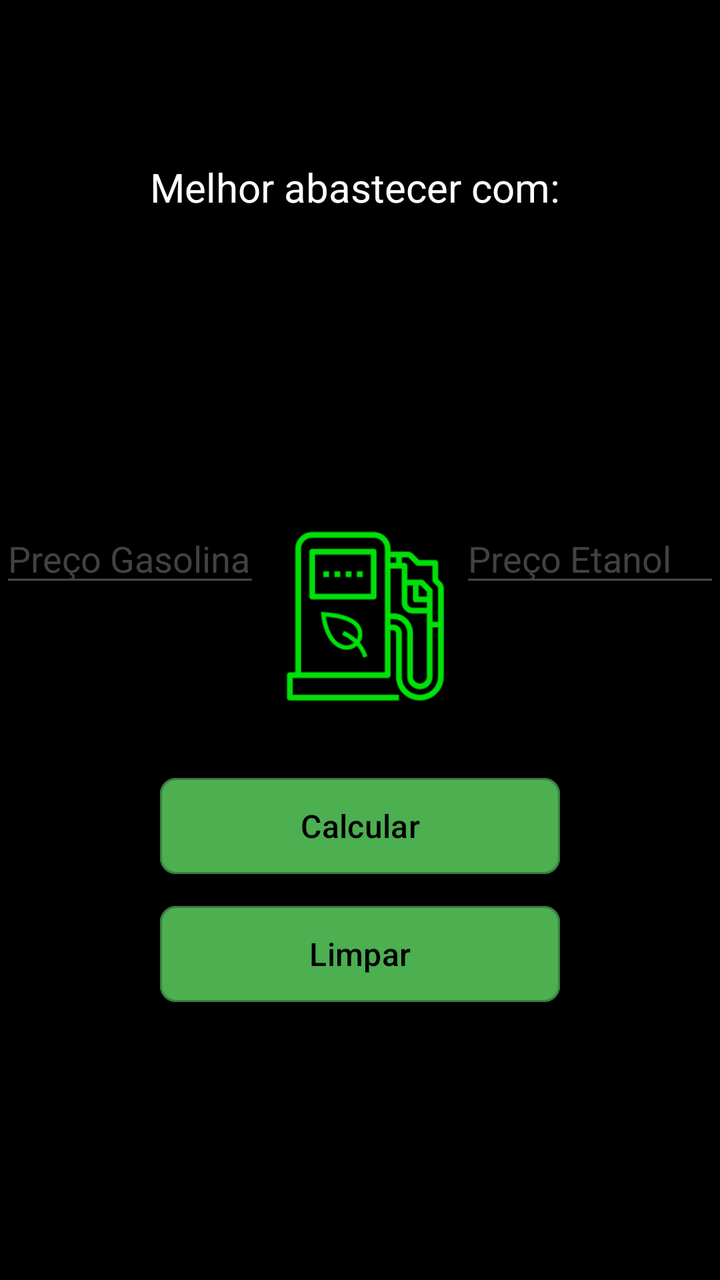
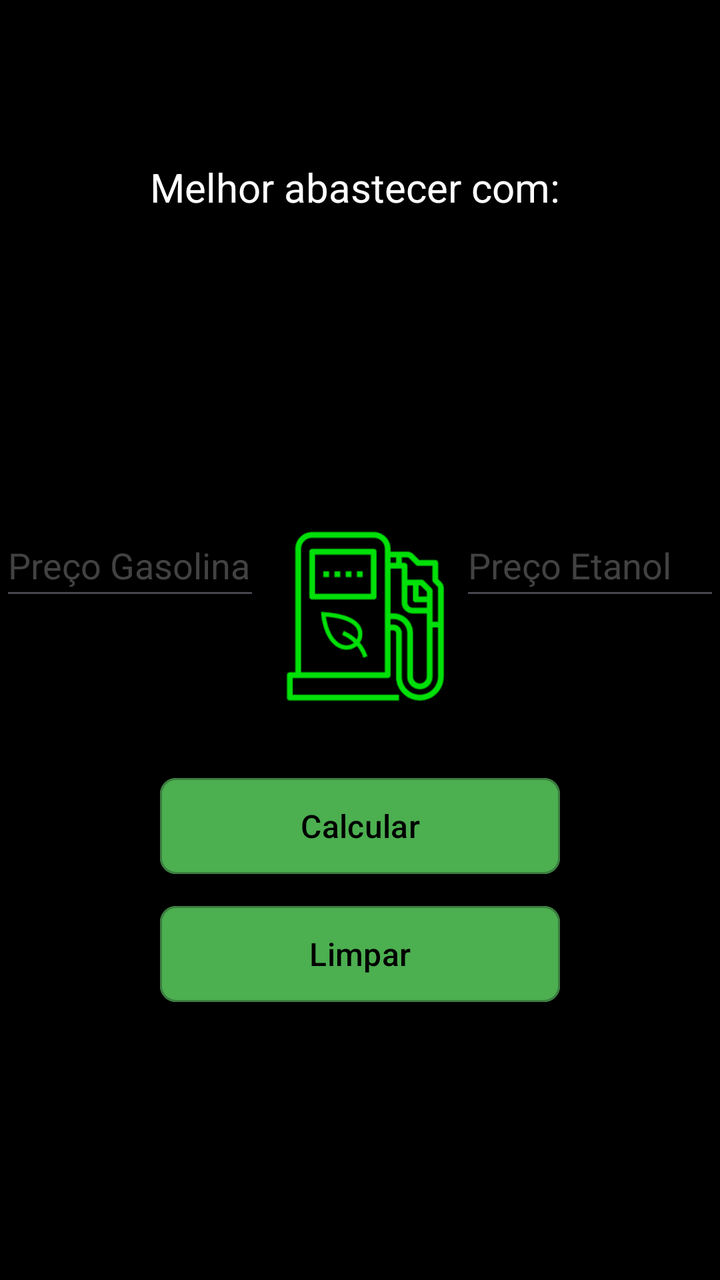

Before-and-after screenshots of an Android layout around one commit, followed by the original layout XML and the change that was made.
<!-- AndroidManifest.xml: application theme Theme.EtanolGasolina -->
<!-- res/layout/activity_main.xml -->
<?xml version="1.0" encoding="utf-8"?>
<androidx.constraintlayout.widget.ConstraintLayout xmlns:android="http://schemas.android.com/apk/res/android"
    xmlns:app="http://schemas.android.com/apk/res-auto"
    xmlns:tools="http://schemas.android.com/tools"
    android:id="@+id/main"
    android:layout_width="match_parent"
    android:layout_height="match_parent"
    android:background="@color/black"
    tools:context=".MainActivity">

    <TextView
        android:id="@+id/tvResultado"
        android:layout_width="wrap_content"
        android:layout_height="wrap_content"
        android:layout_marginTop="80dp"
        android:textColor="@color/white"
        android:textSize="20sp"
        android:text="Melhor abastecer com: "
        app:layout_constraintEnd_toEndOf="parent"
        app:layout_constraintStart_toStartOf="parent"
        app:layout_constraintTop_toTopOf="parent" />

    <EditText
        android:id="@+id/etGasolina"
        android:layout_width="130dp"
        android:layout_height="wrap_content"
        android:layout_marginTop="150dp"
        android:ems="10"
        android:hint="Preço Gasolina"
        android:textColor="@color/white"
        android:textColorHint="@color/cardview_dark_background"
        android:inputType="text"
        app:layout_constraintEnd_toStartOf="@+id/imageView"
        app:layout_constraintHorizontal_bias="0.5"
        app:layout_constraintStart_toStartOf="parent"
        app:layout_constraintTop_toBottomOf="@+id/tvResultado" />

    <EditText
        android:id="@+id/etEtanol"
        android:layout_width="130dp"
        android:layout_height="wrap_content"
        android:layout_marginTop="150dp"
        android:ems="10"
        android:hint="Preço Etanol"
        android:textColor="@color/white"
        android:textColorHint="@color/cardview_dark_background"
        android:inputType="text"
        app:layout_constraintEnd_toEndOf="parent"
        app:layout_constraintHorizontal_bias="0.5"
        app:layout_constraintStart_toEndOf="@+id/imageView"
        app:layout_constraintTop_toBottomOf="@+id/tvResultado" />

    <ImageView
        android:id="@+id/imageView"
        android:layout_width="100dp"
        android:layout_height="100dp"
        android:layout_marginTop="150dp"
        app:layout_constraintEnd_toStartOf="@+id/etEtanol"
        app:layout_constraintHorizontal_bias="0.5"
        app:layout_constraintStart_toEndOf="@+id/etGasolina"
        app:layout_constraintTop_toBottomOf="@+id/tvResultado"
        app:srcCompat="@drawable/appgasolinaetanol" />

    <Button
        android:id="@+id/btCalcular"
        android:layout_width="200dp"
        android:layout_height="wrap_content"
        android:layout_marginTop="32dp"
        style="@style/Widget.MaterialComponents.TimePicker.Button"
        android:backgroundTint="#4CAF50"
        android:textColor="@color/black"
        android:text="Calcular"
        app:layout_constraintEnd_toEndOf="parent"
        app:layout_constraintStart_toStartOf="parent"
        app:layout_constraintTop_toBottomOf="@+id/imageView" />

    <Button
        android:id="@+id/btLimpar"
        android:layout_width="200dp"
        android:layout_height="wrap_content"
        android:layout_marginTop="16dp"
        style="@style/Widget.MaterialComponents.TimePicker.Button"
        android:backgroundTint="#4CAF50"
        android:textColor="@color/black"
        android:text="Limpar"
        app:layout_constraintEnd_toEndOf="parent"
        app:layout_constraintStart_toStartOf="parent"
        app:layout_constraintTop_toBottomOf="@+id/btCalcular" />
</androidx.constraintlayout.widget.ConstraintLayout>
<!-- resources referenced by this layout -->
<resources>
  <color name="black">#FF000000</color>
  <color name="white">#FFFFFFFF</color>
  <!-- drawable appgasolinaetanol: png bitmap (drawable, 3682 bytes) -->
  <style name="Theme.EtanolGasolina" parent="Base.Theme.EtanolGasolina" />
  <style name="Base.Theme.EtanolGasolina" parent="Theme.Material3.DayNight.NoActionBar">
          
          
      </style>
</resources>

<!-- the commit's change to res/layout/activity_main.xml (unified diff, before → after) -->
@@ -23,13 +23,13 @@
     <EditText
         android:id="@+id/etGasolina"
         android:layout_width="130dp"
-        android:layout_height="wrap_content"
+        android:layout_height="48dp"
         android:layout_marginTop="150dp"
         android:ems="10"
         android:hint="Preço Gasolina"
+        android:inputType="text"
         android:textColor="@color/white"
         android:textColorHint="@color/cardview_dark_background"
-        android:inputType="text"
         app:layout_constraintEnd_toStartOf="@+id/imageView"
         app:layout_constraintHorizontal_bias="0.5"
         app:layout_constraintStart_toStartOf="parent"
@@ -38,13 +38,13 @@
     <EditText
         android:id="@+id/etEtanol"
         android:layout_width="130dp"
-        android:layout_height="wrap_content"
+        android:layout_height="48dp"
         android:layout_marginTop="150dp"
         android:ems="10"
         android:hint="Preço Etanol"
+        android:inputType="text"
         android:textColor="@color/white"
         android:textColorHint="@color/cardview_dark_background"
-        android:inputType="text"
         app:layout_constraintEnd_toEndOf="parent"
         app:layout_constraintHorizontal_bias="0.5"
         app:layout_constraintStart_toEndOf="@+id/imageView"
